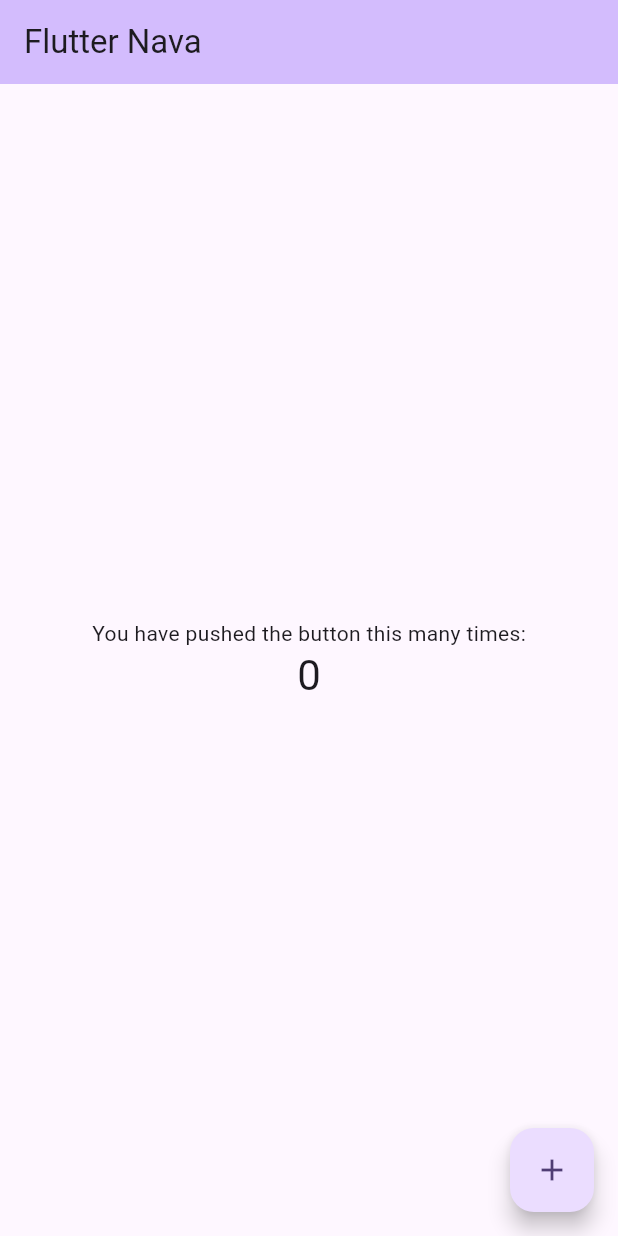
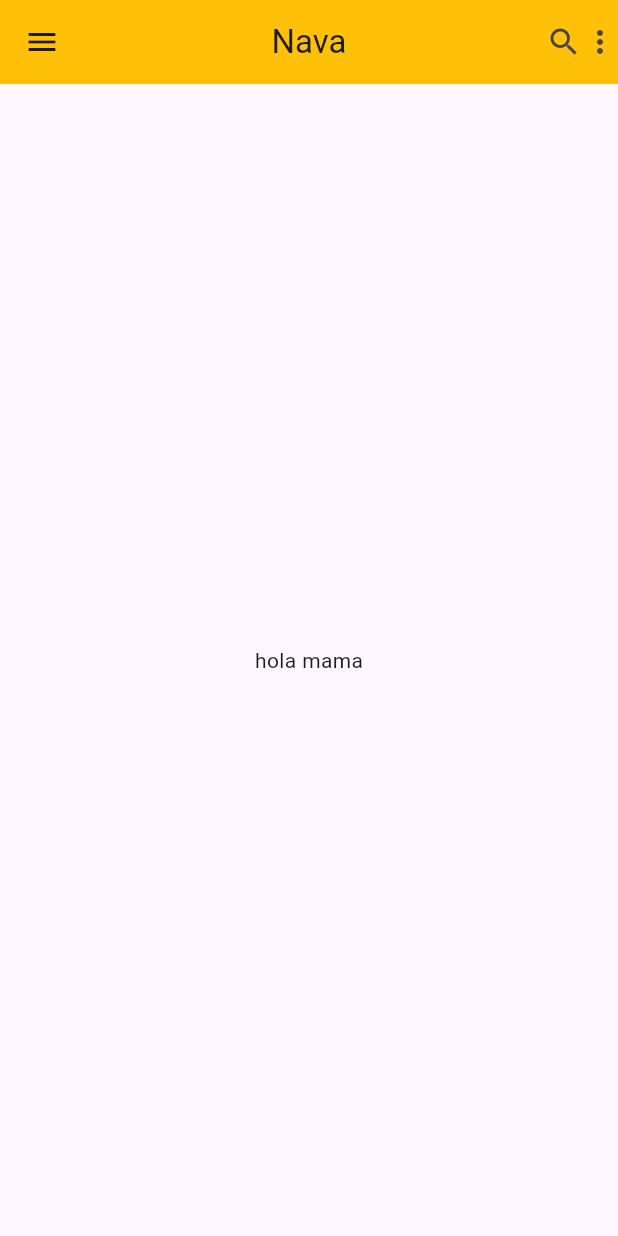
Before and after one commit to Eliseo128/flutter_idx, a Flutter app: the screen it shows after launch, on a phone screen of 412 x 824 dp. Run offline on Flutter 3.47's test engine with Material 3 defaults, Android fonts, the phone set to English and light mode, and no system bars.

Commit message:
mi app bar

```diff
--- a/lib/main.dart
+++ b/lib/main.dart
@@ -1,124 +1,28 @@
+
 import 'package:flutter/material.dart';
 
 void main() {
-  runApp(const MyApp());
+  runApp(const MiAppBar());
 }
 
-class MyApp extends StatelessWidget {
-  const MyApp({super.key});
+class MiAppBar extends StatelessWidget {
+  const MiAppBar({super.key});
 
-  // This widget is the root of your application.
   @override
   Widget build(BuildContext context) {
     return MaterialApp(
       debugShowCheckedModeBanner: false,
-      title: 'Flutter Demo',
-      theme: ThemeData(
-        // This is the theme of your application.
-        //
-        // TRY THIS: Try running your application with "flutter run". You'll see
-        // the application has a purple toolbar. Then, without quitting the app,
-        // try changing the seedColor in the colorScheme below to Colors.green
-        // and then invoke "hot reload" (save your changes or press the "hot
-        // reload" button in a Flutter-supported IDE, or press "r" if you used
-        // the command line to start the app).
-        //
-        // Notice that the counter didn't reset back to zero; the application
-        // state is not lost during the reload. To reset the state, use hot
-        // restart instead.
-        //
-        // This works for code too, not just values: Most code changes can be
-        // tested with just a hot reload.
-        colorScheme: ColorScheme.fromSeed(seedColor: Colors.deepPurple),
-        useMaterial3: true,
+      home: Scaffold(
+        appBar: AppBar(
+          title: Text("Nava"),
+          leading: Icon(Icons.menu),
+          actions: [Icon(Icons.search), Icon(Icons.more_vert)],
+          backgroundColor: Colors.amber,
+          centerTitle: true,
+        ),
+
+        body: Center(child: Text("hola mama")),
       ),
-      home: const MyHomePage(title: 'Flutter Nava'),
     );
   }
 }
-
-class MyHomePage extends StatefulWidget {
-  const MyHomePage({super.key, required this.title});
-
-  // This widget is the home page of your application. It is stateful, meaning
-  // that it has a State object (defined below) that contains fields that affect
-  // how it looks.
-
-  // This class is the configuration for the state. It holds the values (in this
-  // case the title) provided by the parent (in this case the App widget) and
-  // used by the build method of the State. Fields in a Widget subclass are
-  // always marked "final".
-
-  final String title;
-
-  @override
-  State<MyHomePage> createState() => _MyHomePageState();
-}
-
-class _MyHomePageState extends State<MyHomePage> {
-  int _counter = 0;
-
-  void _incrementCounter() {
-    setState(() {
-      // This call to setState tells the Flutter framework that something has
-      // changed in this State, which causes it to rerun the build method below
-      // so that the display can reflect the updated values. If we changed
-      // _counter without calling setState(), then the build method would not be
-      // called again, and so nothing would appear to happen.
-      _counter++;
-    });
-  }
-
-  @override
-  Widget build(BuildContext context) {
-    // This method is rerun every time setState is called, for instance as done
-    // by the _incrementCounter method above.
-    //
-    // The Flutter framework has been optimized to make rerunning build methods
-    // fast, so that you can just rebuild anything that needs updating rather
-    // than having to individually change instances of widgets.
-    return Scaffold(
-      appBar: AppBar(
-        // TRY THIS: Try changing the color here to a specific color (to
-        // Colors.amber, perhaps?) and trigger a hot reload to see the AppBar
-        // change color while the other colors stay the same.
-        backgroundColor: Theme.of(context).colorScheme.inversePrimary,
-        // Here we take the value from the MyHomePage object that was created by
-        // the App.build method, and use it to set our appbar title.
-        title: Text(widget.title),
-      ),
-      body: Center(
-        // Center is a layout widget. It takes a single child and positions it
-        // in the middle of the parent.
-        child: Column(
-          // Column is also a layout widget. It takes a list of children and
-          // arranges them vertically. By default, it sizes itself to fit its
-          // children horizontally, and tries to be as tall as its parent.
-          //
-          // Column has various properties to control how it sizes itself and
-          // how it positions its children. Here we use mainAxisAlignment to
-          // center the children vertically; the main axis here is the vertical
-          // axis because Columns are vertical (the cross axis would be
-          // horizontal).
-          //
-          // TRY THIS: Invoke "debug painting" (choose the "Toggle Debug Paint"
-          // action in the IDE, or press "p" in the console), to see the
-          // wireframe for each widget.
-          mainAxisAlignment: MainAxisAlignment.center,
-          children: <Widget>[
-            const Text('You have pushed the button this many times:'),
-            Text(
-              '$_counter',
-              style: Theme.of(context).textTheme.headlineMedium,
-            ),
-          ],
-        ),
-      ),
-      floatingActionButton: FloatingActionButton(
-        onPressed: _incrementCounter,
-        tooltip: 'Increment',
-        child: const Icon(Icons.add),
-      ), // This trailing comma makes auto-formatting nicer for build methods.
-    );
-  }
-}
```
